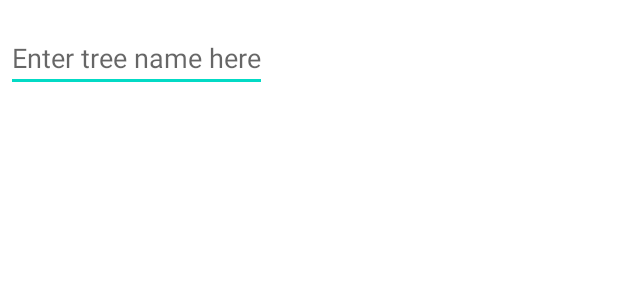
After one commit to ew3361zh/TreeSpotter_Firebase, an Android app: the layout enter_tree_name.xml on its own in the app's theme, with its tools: preview values and no code run, on a phone screen of 412 x 824 dp. The commit adds this screen. Shown: the top 300 px of the screen. Run offline under Robolectric (Android 15) with nearby library versions, the phone set to English and light mode, and no system bars.

```diff
--- /dev/null
+++ b/app/src/main/res/layout/enter_tree_name.xml
@@ -0,0 +1,15 @@
+<LinearLayout xmlns:android="http://schemas.android.com/apk/res/android"
+    android:orientation="vertical"
+    android:layout_width="wrap_content"
+    android:layout_height="wrap_content">
+    <EditText
+        android:id="@+id/tree_name_here"
+        android:inputType="text"
+        android:layout_width="match_parent"
+        android:layout_height="wrap_content"
+        android:layout_marginTop="16dp"
+        android:layout_marginLeft="4dp"
+        android:layout_marginRight="4dp"
+        android:layout_marginBottom="4dp"
+        android:hint="@string/tree_name_here" />
+</LinearLayout>
--- a/app/src/main/res/values/strings.xml
+++ b/app/src/main/res/values/strings.xml
@@ -10,4 +10,7 @@
     <string name="confirm_delete_tree">Delete tree %1$s?</string>
     <string name="delete">Delete?</string>
     <string name="tree_deleted">Deleted tree %1$s</string>
+    <string name="tree_name">Tree Name</string>
+    <string name="tree_name_here">Enter tree name here</string>
+    <string name="ask_tree_type">What type of tree is it?</string>
 </resources>
```
Also changed, not shown: app/src/main/java/com/nikosnockoffs/android/treespotter_firebase/TreeMapFragment.kt (+24 -5 lines), app/src/main/res/values/arrays.xml (added, +10 -0 lines).
